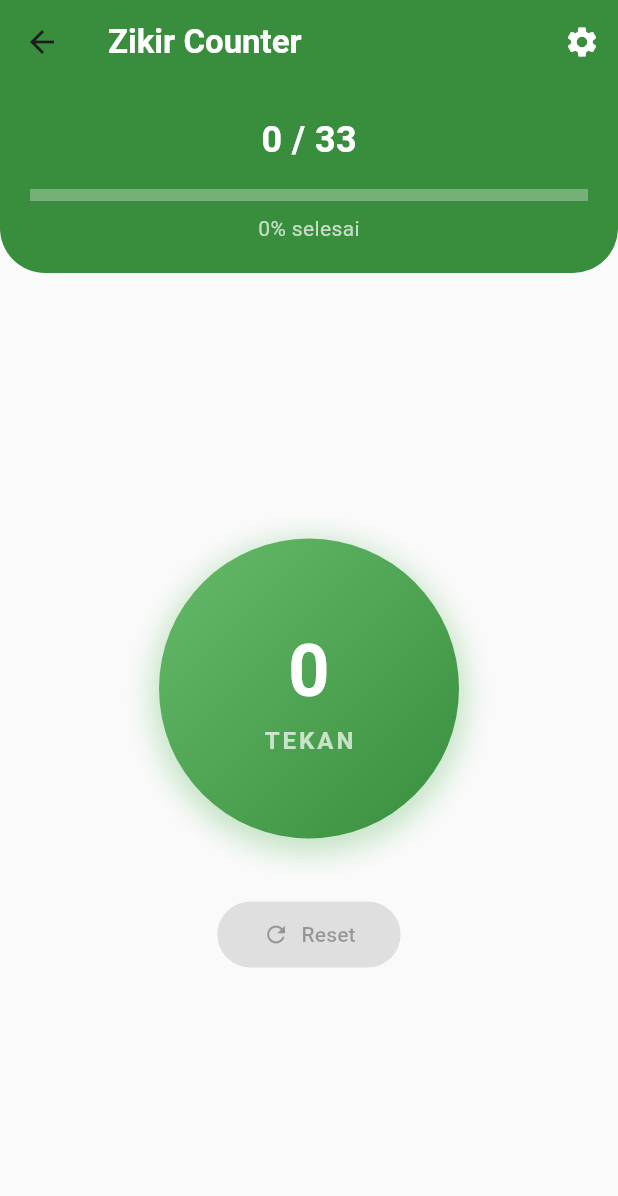
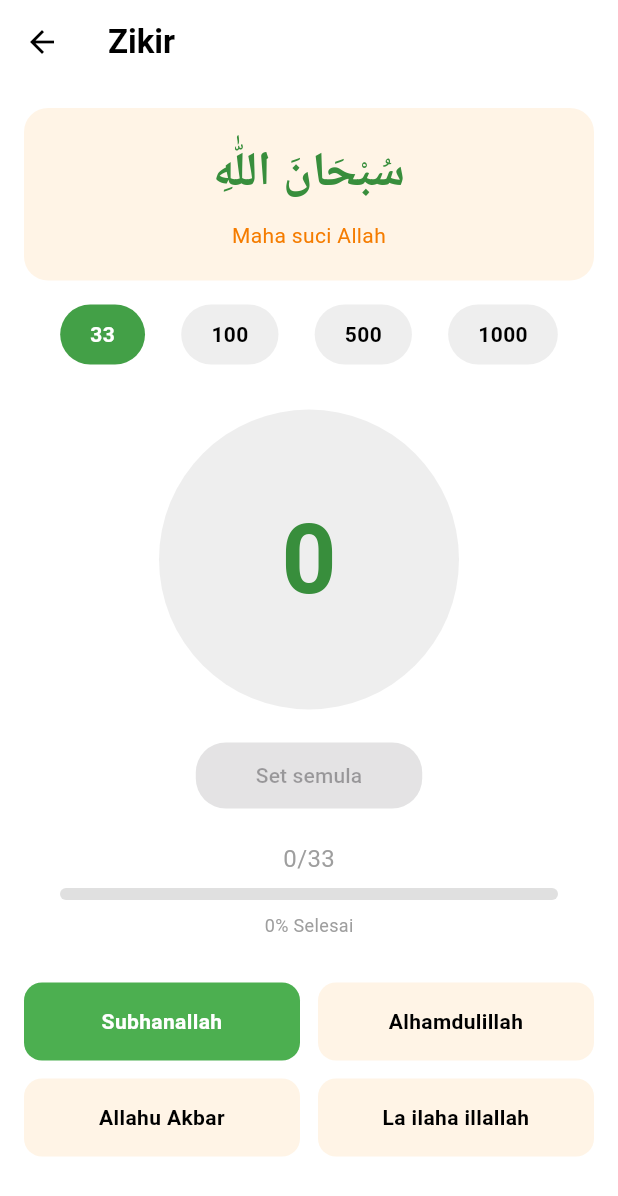
Before and after one commit to adamnymy/waqaffelda_apk, a Flutter app: the ZikirCounterPage screen opened directly, on a phone screen of 412 x 824 dp. Shown: the top 1196 px of the screen. Run offline on Flutter 3.47's test engine with Material 3 defaults, Android fonts, the phone set to English and light mode, and no system bars; our stand-ins replace flutter_compass, flutter_map, flutter_svg, geocoding, geolocator, latlong2 and 1 more; Roboto replaces fonts that are missing (Arabic).

Commit message:
redesign UI

```diff
--- a/lib/pages/zikircounter/zikircounter.dart
+++ b/lib/pages/zikircounter/zikircounter.dart
@@ -12,6 +12,8 @@ class _ZikirCounterPageState extends State<ZikirCounterPage>
     with TickerProviderStateMixin {
   int _counter = 0;
   int _target = 33;
+  String _currentZikir = 'سُبْحَانَ اللّٰهِ';
+  String _currentZikirTranslation = 'Maha suci Allah';
 
   late AnimationController _animationController;
   late Animation<double> _scaleAnimation;
@@ -27,26 +29,18 @@ class _ZikirCounterPageState extends State<ZikirCounterPage>
       vsync: this,
     );
 
-    _scaleAnimation = Tween<double>(
-      begin: 1.0,
-      end: 0.95,
-    ).animate(CurvedAnimation(
-      parent: _animationController,
-      curve: Curves.easeInOut,
-    ));
+    _scaleAnimation = Tween<double>(begin: 1.0, end: 0.95).animate(
+      CurvedAnimation(parent: _animationController, curve: Curves.easeInOut),
+    );
 
     _progressController = AnimationController(
       duration: const Duration(milliseconds: 300),
       vsync: this,
     );
 
-    _progressAnimation = Tween<double>(
-      begin: 0.0,
-      end: 1.0,
-    ).animate(CurvedAnimation(
-      parent: _progressController,
-      curve: Curves.easeInOut,
-    ));
+    _progressAnimation = Tween<double>(begin: 0.0, end: 1.0).animate(
+      CurvedAnimation(parent: _progressController, curve: Curves.easeInOut),
+    );
 
     _updateProgress();
   }
@@ -75,6 +69,15 @@ class _ZikirCounterPageState extends State<ZikirCounterPage>
     }
   }
 
+  void _selectZikir(String zikir, String translation) {
+    setState(() {
+      _currentZikir = zikir;
+      _currentZikirTranslation = translation;
+      _counter = 0;
+    });
+    _updateProgress();
+  }
+
   void _updateProgress() {
     double progress = _target > 0 ? _counter / _target : 0.0;
     if (progress > 1.0) progress = 1.0;
@@ -94,7 +97,9 @@ class _ZikirCounterPageState extends State<ZikirCounterPage>
       builder: (BuildContext context) {
         return AlertDialog(
           title: const Text('Reset Kiraan?'),
-          content: const Text('Adakah anda pasti mahu menetapkan semula kiraan?'),
+          content: const Text(
+            'Adakah anda pasti mahu menetapkan semula kiraan?',
+          ),
           actions: [
             TextButton(
               onPressed: () => Navigator.of(context).pop(),
@@ -141,79 +146,236 @@ class _ZikirCounterPageState extends State<ZikirCounterPage>
     );
   }
 
-  void _showTargetDialog() {
-    int tempTarget = _target;
-    showDialog(
-      context: context,
-      builder: (BuildContext context) {
-        return AlertDialog(
-          title: const Text('Tetapkan Sasaran'),
-          content: StatefulBuilder(
-            builder: (context, setState) {
-              return Column(
-                mainAxisSize: MainAxisSize.min,
+  @override
+  Widget build(BuildContext context) {
+    return Scaffold(
+      backgroundColor: Colors.white,
+      appBar: AppBar(
+        leading: IconButton(
+          icon: const Icon(Icons.arrow_back, color: Colors.black),
+          onPressed: () => Navigator.pop(context),
+        ),
+        title: const Text(
+          'Zikir',
+          style: TextStyle(fontWeight: FontWeight.bold, color: Colors.black),
+        ),
+        backgroundColor: Colors.white,
+        elevation: 0,
+      ),
+      body: SingleChildScrollView(
+        child: Column(
+          children: [
+            // Arabic Text Section
+            Container(
+              width: double.infinity,
+              padding: const EdgeInsets.all(20),
+              margin: const EdgeInsets.all(16),
+              decoration: BoxDecoration(
+                color: const Color(0xFFFFF4E6),
+                borderRadius: BorderRadius.circular(16),
+              ),
+              child: Column(
                 children: [
-                  Text('Sasaran semasa: $tempTarget'),
-                  const SizedBox(height: 16),
+                  Text(
+                    _currentZikir,
+                    style: TextStyle(
+                      fontSize: 32,
+                      fontWeight: FontWeight.bold,
+                      color: Colors.green[700],
+                      fontFamily: 'Arabic',
+                    ),
+                    textAlign: TextAlign.center,
+                  ),
+                  const SizedBox(height: 8),
+                  Text(
+                    _currentZikirTranslation,
+                    style: TextStyle(fontSize: 14, color: Colors.orange[700]),
+                    textAlign: TextAlign.center,
+                  ),
+                ],
+              ),
+            ),
+
+            // Target Selection Buttons
+            Padding(
+              padding: const EdgeInsets.symmetric(horizontal: 16),
+              child: Row(
+                mainAxisAlignment: MainAxisAlignment.spaceEvenly,
+                children: [
+                  _buildTargetChip(33),
+                  _buildTargetChip(100),
+                  _buildTargetChip(500),
+                  _buildTargetChip(1000),
+                ],
+              ),
+            ),
+
+            const SizedBox(height: 30),
+
+            // Counter Circle
+            GestureDetector(
+              onTap: _incrementCounter,
+              child: AnimatedBuilder(
+                animation: _scaleAnimation,
+                builder: (context, child) {
+                  return Transform.scale(
+                    scale: _scaleAnimation.value,
+                    child: Container(
+                      width: 200,
+                      height: 200,
+                      decoration: BoxDecoration(
+                        shape: BoxShape.circle,
+                        color: Colors.grey[200],
+                      ),
+                      child: Center(
+                        child: Text(
+                          _counter.toString(),
+                          style: TextStyle(
+                            fontSize: 64,
+                            fontWeight: FontWeight.bold,
+                            color: Colors.green[700],
+                          ),
+                        ),
+                      ),
+                    ),
+                  );
+                },
+              ),
+            ),
+
+            const SizedBox(height: 20),
+
+            // Reset Button
+            ElevatedButton(
+              onPressed: _counter > 0 ? _confirmReset : null,
+              style: ElevatedButton.styleFrom(
+                backgroundColor: Colors.red[400],
+                foregroundColor: Colors.white,
+                padding: const EdgeInsets.symmetric(
+                  horizontal: 40,
+                  vertical: 12,
+                ),
+                shape: RoundedRectangleBorder(
+                  borderRadius: BorderRadius.circular(20),
+                ),
+              ),
+              child: const Text('Set semula'),
+            ),
+
+            const SizedBox(height: 20),
+
+            // Progress Text
+            Text(
+              '$_counter/$_target',
+              style: const TextStyle(fontSize: 16, color: Colors.grey),
+            ),
+            const SizedBox(height: 8),
+
+            // Progress Bar
+            Padding(
+              padding: const EdgeInsets.symmetric(horizontal: 40),
+              child: AnimatedBuilder(
+                animation: _progressAnimation,
+                builder: (context, child) {
+                  return Column(
+                    children: [
+                      LinearProgressIndicator(
+                        value: _progressAnimation.value,
+                        backgroundColor: Colors.grey[300],
+                        valueColor: AlwaysStoppedAnimation<Color>(
+                          Colors.green[700]!,
+                        ),
+                        minHeight: 8,
+                        borderRadius: BorderRadius.circular(4),
+                      ),
+                      const SizedBox(height: 8),
+                      Text(
+                        '${((_counter / _target) * 100).toInt()}% Selesai',
+                        style: const TextStyle(
+                          fontSize: 12,
+                          color: Colors.grey,
+                        ),
+                      ),
+                    ],
+                  );
+                },
+              ),
+            ),
+
+            const SizedBox(height: 30),
+
+            // Zikir Quick Buttons
+            Padding(
+              padding: const EdgeInsets.symmetric(horizontal: 16),
+              child: Column(
+                children: [
                   Row(
-                    mainAxisAlignment: MainAxisAlignment.spaceEvenly,
                     children: [
-                      _buildTargetButton(33, tempTarget, (value) {
-                        setState(() => tempTarget = value);
-                      }),
-                      _buildTargetButton(99, tempTarget, (value) {
-                        setState(() => tempTarget = value);
-                      }),
-                      _buildTargetButton(100, tempTarget, (value) {
-                        setState(() => tempTarget = value);
-                      }),
+                      Expanded(
+                        child: _buildZikirButton(
+                          'Subhanallah',
+                          'سُبْحَانَ اللّٰهِ',
+                          'Maha suci Allah',
+                          Colors.green,
+                        ),
+                      ),
+                      const SizedBox(width: 12),
+                      Expanded(
+                        child: _buildZikirButton(
+                          'Alhamdulillah',
+                          'ٱلْحَمْدُ لِلّٰهِ',
+                          'Segala puji bagi Allah',
+                          const Color(0xFFFFF4E6),
+                        ),
+                      ),
                     ],
                   ),
-                  const SizedBox(height: 8),
+                  const SizedBox(height: 12),
                   Row(
-                    mainAxisAlignment: MainAxisAlignment.spaceEvenly,
                     children: [
-                      _buildTargetButton(500, tempTarget, (value) {
-                        setState(() => tempTarget = value);
-                      }),
-                      _buildTargetButton(1000, tempTarget, (value) {
-                        setState(() => tempTarget = value);
-                      }),
+                      Expanded(
+                        child: _buildZikirButton(
+                          'Allahu Akbar',
+                          'ٱللّٰهُ أَكْبَرُ',
+                          'Allah Maha Besar',
+                          const Color(0xFFFFF4E6),
+                        ),
+                      ),
+                      const SizedBox(width: 12),
+                      Expanded(
+                        child: _buildZikirButton(
+                          'La ilaha illallah',
+                          'لَا إِلٰهَ إِلَّا ٱللّٰهُ',
+                          'Tiada Tuhan melainkan Allah',
+                          const Color(0xFFFFF4E6),
+                        ),
+                      ),
                     ],
                   ),
                 ],
-              );
-            },
-          ),
-          actions: [
-            TextButton(
-              onPressed: () => Navigator.of(context).pop(),
-              child: const Text('Batal'),
+              ),
             ),
-            TextButton(
-              onPressed: () {
-                setState(() {
-                  _target = tempTarget;
-                });
-                _updateProgress();
-                Navigator.of(context).pop();
-              },
-              child: const Text('Simpan'),
-            ),
+
+            const SizedBox(height: 30),
           ],
-        );
-      },
+        ),
+      ),
     );
   }
 
-  Widget _buildTargetButton(int value, int currentTarget, Function(int) onTap) {
-    bool isSelected = value == currentTarget;
+  Widget _buildTargetChip(int value) {
+    bool isSelected = value == _target;
     return GestureDetector(
-      onTap: () => onTap(value),
+      onTap: () {
+        setState(() {
+          _target = value;
+        });
+        _updateProgress();
+      },
       child: Container(
-        padding: const EdgeInsets.symmetric(horizontal: 16, vertical: 8),
+        padding: const EdgeInsets.symmetric(horizontal: 20, vertical: 10),
         decoration: BoxDecoration(
-          color: isSelected ? Colors.green : Colors.grey[200],
+          color: isSelected ? Colors.green[600] : Colors.grey[200],
           borderRadius: BorderRadius.circular(20),
         ),
         child: Text(
@@ -221,165 +383,36 @@ class _ZikirCounterPageState extends State<ZikirCounterPage>
           style: TextStyle(
             color: isSelected ? Colors.white : Colors.black,
             fontWeight: FontWeight.bold,
+            fontSize: 14,
           ),
         ),
       ),
     );
   }
 
-  @override
-  Widget build(BuildContext context) {
-    return Scaffold(
-      backgroundColor: Colors.grey[50],
-      appBar: AppBar(
-        title: const Text(
-          'Zikir Counter',
+  Widget _buildZikirButton(
+    String label,
+    String arabic,
+    String translation,
+    Color bgColor,
+  ) {
+    return GestureDetector(
+      onTap: () => _selectZikir(arabic, translation),
+      child: Container(
+        padding: const EdgeInsets.all(16),
+        decoration: BoxDecoration(
+          color: bgColor,
+          borderRadius: BorderRadius.circular(12),
+        ),
+        child: Text(
+          label,
           style: TextStyle(
-            fontWeight: FontWeight.bold,
-            color: Colors.white,
+            color: bgColor == Colors.green ? Colors.white : Colors.black,
+            fontWeight: FontWeight.w600,
+            fontSize: 14,
           ),
+          textAlign: TextAlign.center,
         ),
-        backgroundColor: Colors.green[700],
-        elevation: 0,
-        actions: [
-          IconButton(
-            icon: const Icon(Icons.settings, color: Colors.white),
-            onPressed: _showTargetDialog,
-          ),
-        ],
-      ),
-      body: Column(
-        children: [
-          // Progress Section
-          Container(
-            width: double.infinity,
-            padding: const EdgeInsets.all(20),
-            decoration: BoxDecoration(
-              color: Colors.green[700],
-              borderRadius: const BorderRadius.only(
-                bottomLeft: Radius.circular(30),
-                bottomRight: Radius.circular(30),
-              ),
-            ),
-            child: Column(
-              children: [
-                Text(
-                  '$_counter / $_target',
-                  style: const TextStyle(
-                    fontSize: 24,
-                    fontWeight: FontWeight.bold,
-                    color: Colors.white,
-                  ),
-                ),
-                const SizedBox(height: 16),
-                AnimatedBuilder(
-                  animation: _progressAnimation,
-                  builder: (context, child) {
-                    return LinearProgressIndicator(
-                      value: _progressAnimation.value,
-                      backgroundColor: Colors.white.withOpacity(0.3),
-                      valueColor: const AlwaysStoppedAnimation<Color>(Colors.white),
-                      minHeight: 8,
-                    );
-                  },
-                ),
-                const SizedBox(height: 8),
-                Text(
-                  '${((_counter / _target) * 100).toInt()}% selesai',
-                  style: const TextStyle(
-                    color: Colors.white70,
-                    fontSize: 14,
-                  ),
-                ),
-              ],
-            ),
-          ),
-
-          Expanded(
-            child: Padding(
-              padding: const EdgeInsets.all(20),
-              child: Column(
-                mainAxisAlignment: MainAxisAlignment.center,
-                children: [
-                  // Counter Button
-                  AnimatedBuilder(
-                    animation: _scaleAnimation,
-                    builder: (context, child) {
-                      return Transform.scale(
-                        scale: _scaleAnimation.value,
-                        child: GestureDetector(
-                          onTap: _incrementCounter,
-                          child: Container(
-                            width: 200,
-                            height: 200,
-                            decoration: BoxDecoration(
-                              shape: BoxShape.circle,
-                              gradient: LinearGradient(
-                                begin: Alignment.topLeft,
-                                end: Alignment.bottomRight,
-                                colors: [
-                                  Colors.green[400]!,
-                                  Colors.green[700]!,
-                                ],
-                              ),
-                              boxShadow: [
-                                BoxShadow(
-                                  color: Colors.green.withOpacity(0.3),
-                                  spreadRadius: 5,
-                                  blurRadius: 15,
-                                  offset: const Offset(0, 5),
-                                ),
-                              ],
-                            ),
-                            child: Column(
-                              mainAxisAlignment: MainAxisAlignment.center,
-                              children: [
-                                Text(
-                                  _counter.toString(),
-                                  style: const TextStyle(
-                                    fontSize: 48,
-                                    fontWeight: FontWeight.bold,
-                                    color: Colors.white,
-                                  ),
-                                ),
-                                const Text(
-                                  'TEKAN',
-                                  style: TextStyle(
-                                    fontSize: 16,
-                                    fontWeight: FontWeight.bold,
-                                    color: Colors.white70,
-                                    letterSpacing: 2,
-                                  ),
-                                ),
-                              ],
-                            ),
-                          ),
-                        ),
-                      );
-                    },
-                  ),
-
-                  const SizedBox(height: 40),
-
-                  // Reset Button
-                  ElevatedButton.icon(
-                    onPressed: _counter > 0 ? _confirmReset : null,
-                    icon: const Icon(Icons.refresh),
-                    label: const Text('Reset'),
-                    style: ElevatedButton.styleFrom(
-                      backgroundColor: Colors.red[400],
-                      foregroundColor: Colors.white,
-                      padding: const EdgeInsets.symmetric(horizontal: 30, vertical: 12),
-                      shape: RoundedRectangleBorder(
-                        borderRadius: BorderRadius.circular(25),
-                      ),
-                    ),
-                  ),
-                ],
-              ),
-            ),
-          ),
-        ],
       ),
     );
   }
```
